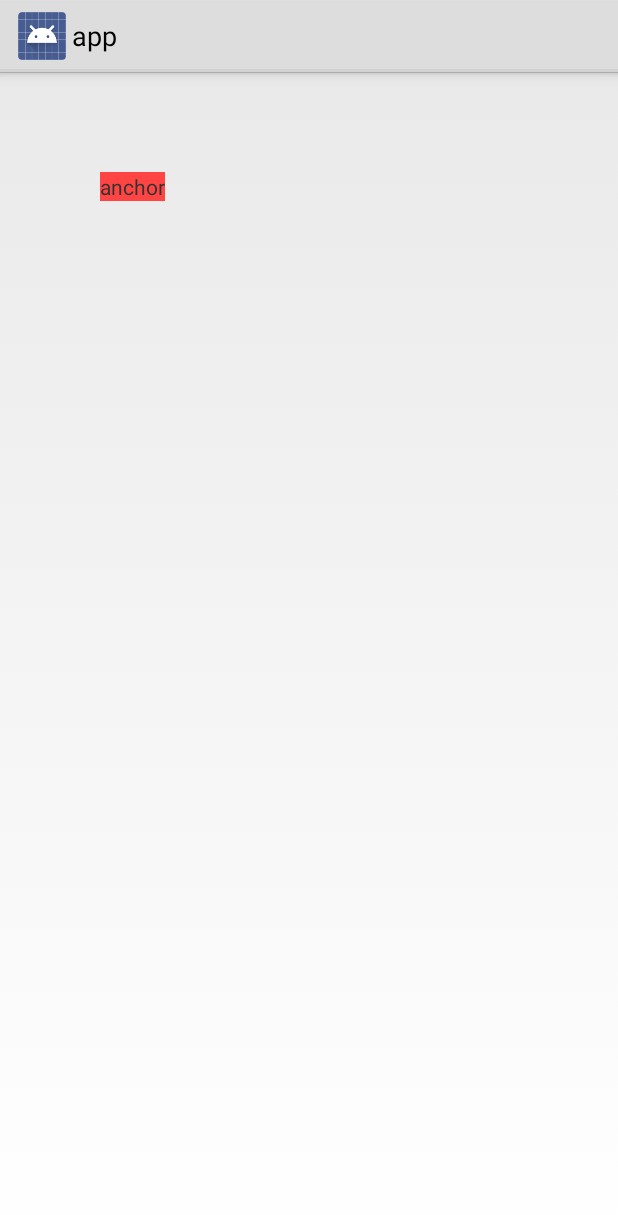
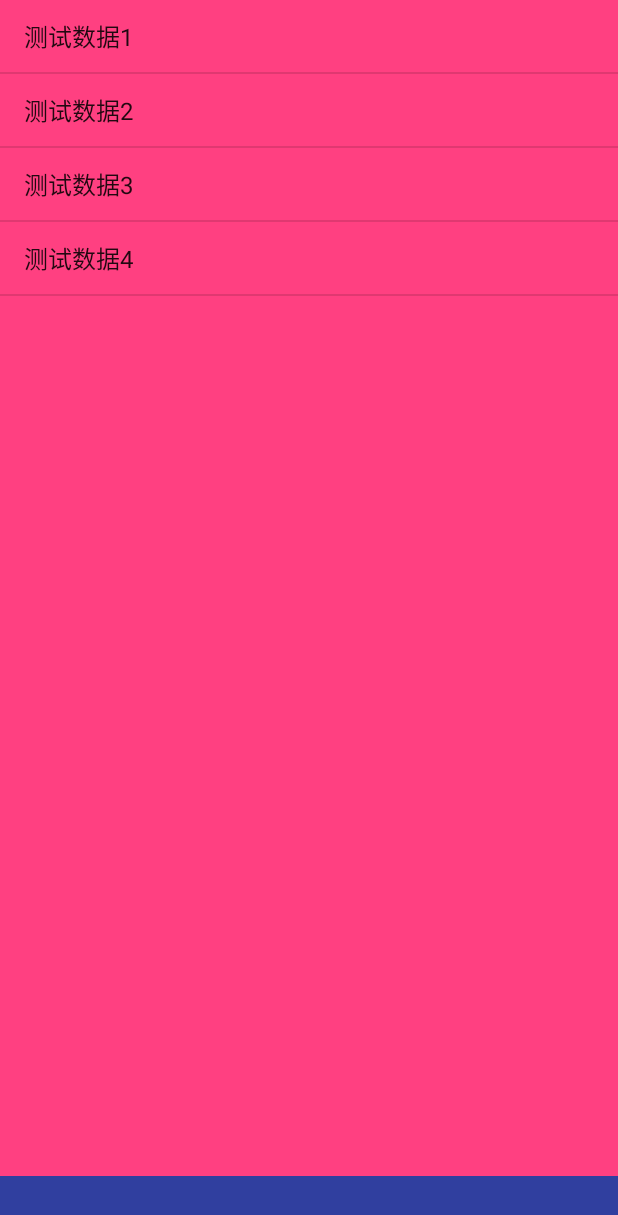
Before and after one commit to RainFool/MDEffectDemo, an Android app: the screen it shows after launch (PopupTestActivity before the commit, SoftInputTestActivity after it), on a phone screen of 412 x 824 dp. Shown: the top 1215 px of the screen. Run offline under Robolectric (Android 15) with nearby library versions, the phone set to English and light mode, and no system bars.

Commit message:
加入输入法测试

```diff
--- a/app/src/main/AndroidManifest.xml
+++ b/app/src/main/AndroidManifest.xml
@@ -14,11 +14,16 @@
         <activity android:name=".MainActivity" />
         <activity android:name=".immersion.ImmersionActivity" />
         <activity android:name=".spannable.SpnnableTestActivity" />
-        <activity android:name=".notifycation.NotificationTestActivity">
+        <activity android:name=".notifycation.NotificationTestActivity" />
+        <activity android:name=".coordinator.CoordinatorLayoutActivity" />
+        <activity android:name=".popup.PopupTestActivity">
 
         </activity>
-        <activity android:name=".coordinator.CoordinatorLayoutActivity" />
-        <activity android:name=".popup.PopupTestActivity">
+        <activity android:name=".recyclerview.RecyclerViewDemoActivity" />
+        <activity
+            android:name=".softinput.SoftInputTestActivity"
+            android:screenOrientation="portrait"
+            android:windowSoftInputMode="stateHidden|adjustResize">
             <intent-filter>
                 <action android:name="android.intent.action.MAIN" />
 
--- a/app/src/main/java/com/example/app/recyclerview/RecyclerViewDemoActivity.java
+++ b/app/src/main/java/com/example/app/recyclerview/RecyclerViewDemoActivity.java
@@ -2,6 +2,8 @@ package com.example.app.recyclerview;
 
 import android.support.v7.app.AppCompatActivity;
 import android.os.Bundle;
+
+import com.example.app.R;
 
 public class RecyclerViewDemoActivity extends AppCompatActivity {
 
--- /dev/null
+++ b/app/src/main/java/com/example/app/softinput/SoftInputTestActivity.java
@@ -0,0 +1,40 @@
+package com.example.app.softinput;
+
+import android.support.v7.app.AppCompatActivity;
+import android.os.Bundle;
+import android.widget.ArrayAdapter;
+import android.widget.EditText;
+import android.widget.ListView;
+import android.widget.SimpleAdapter;
+
+import com.example.app.R;
+
+import java.util.ArrayList;
+import java.util.List;
+
+public class SoftInputTestActivity extends AppCompatActivity {
+
+    ListView listView;
+    EditText editText;
+
+    @Override
+    protected void onCreate(Bundle savedInstanceState) {
+        super.onCreate(savedInstanceState);
+        setContentView(R.layout.activity_soft_input_test);
+        listView = findViewById(R.id.lv_content);
+        editText = findViewById(R.id.et_input);
+
+        listView.setAdapter(new ArrayAdapter<String>(this,android.R.layout.simple_list_item_1,getData()));
+    }
+
+    private List<String> getData(){
+
+        List<String> data = new ArrayList<String>();
+        data.add("测试数据1");
+        data.add("测试数据2");
+        data.add("测试数据3");
+        data.add("测试数据4");
+
+        return data;
+    }
+}
--- a/app/src/main/java/com/example/app/systemui/SystemUiSecondActivity.java
+++ b/app/src/main/java/com/example/app/systemui/SystemUiSecondActivity.java
@@ -11,6 +11,7 @@ public class SystemUiSecondActivity extends Activity {
     protected void onCreate(Bundle savedInstanceState) {
         super.onCreate(savedInstanceState);
         setContentView(R.layout.activity_system_ui_launch);
+
     }
 
 }
--- /dev/null
+++ b/app/src/main/res/layout/activity_soft_input_test.xml
@@ -0,0 +1,23 @@
+<?xml version="1.0" encoding="utf-8"?>
+<RelativeLayout xmlns:android="http://schemas.android.com/apk/res/android"
+    xmlns:app="http://schemas.android.com/apk/res-auto"
+    xmlns:tools="http://schemas.android.com/tools"
+    android:layout_width="match_parent"
+    android:layout_height="match_parent"
+    tools:context="com.example.app.softinput.SoftInputTestActivity">
+
+    <EditText
+        android:id="@+id/et_input"
+        android:layout_width="match_parent"
+        android:layout_height="40dp"
+        android:layout_alignParentBottom="true"
+        android:background="@color/colorPrimaryDark"/>
+
+    <ListView
+        android:id="@+id/lv_content"
+        android:layout_width="match_parent"
+        android:layout_height="match_parent"
+        android:background="@color/colorAccent"
+        android:layout_above="@+id/et_input"></ListView>
+
+</RelativeLayout>
--- a/app/src/main/res/values/styles.xml
+++ b/app/src/main/res/values/styles.xml
@@ -1,7 +1,7 @@
 <resources>
 
     <!-- Base application theme. -->
-    <style name="AppTheme" parent="android:Theme.Holo.Light">
+    <style name="AppTheme" parent="Theme.AppCompat.Light.NoActionBar">
         <!-- Customize your theme here. -->
         <item name="android:colorPrimary">@color/colorPrimary</item>
         <item name="android:colorPrimaryDark">@color/colorPrimaryDark</item>
```
